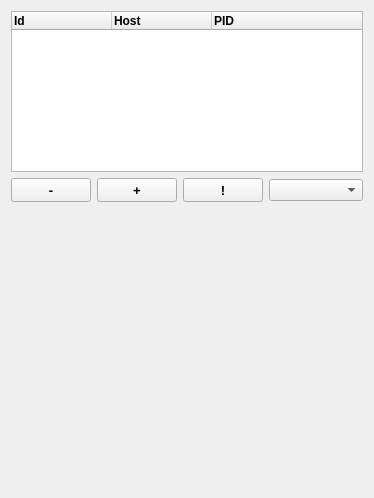
Above: development/pqSQProcessMonitorForm.ui from burlen/SciberQuestToolKit before the change. Below: the same form after it.
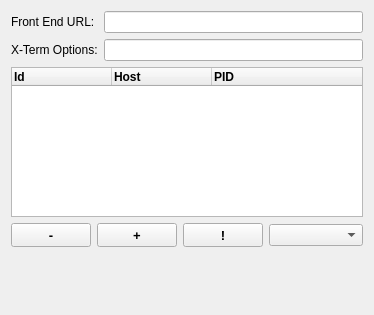
That is the form after the change.

Diff of the .ui file:
```diff
--- a/development/pqSQProcessMonitorForm.ui
+++ b/development/pqSQProcessMonitorForm.ui
@@ -7,7 +7,7 @@
     <x>0</x>
     <y>0</y>
     <width>374</width>
-    <height>498</height>
+    <height>315</height>
    </rect>
   </property>
   <property name="windowTitle">
@@ -17,6 +17,34 @@
    <string/>
   </property>
   <layout class="QVBoxLayout" name="verticalLayout">
+   <item>
+    <layout class="QGridLayout" name="gridLayout">
+     <item row="0" column="0">
+      <widget class="QLabel" name="label">
+       <property name="text">
+        <string>Front End URL:</string>
+       </property>
+      </widget>
+     </item>
+     <item row="0" column="1">
+      <widget class="QLineEdit" name="feURL"/>
+     </item>
+     <item row="1" column="0">
+      <widget class="QLabel" name="label_2">
+       <property name="text">
+        <string>X-Term Options:</string>
+       </property>
+      </widget>
+     </item>
+     <item row="1" column="1">
+      <widget class="QLineEdit" name="xtOpts">
+       <property name="text">
+        <string/>
+       </property>
+      </widget>
+     </item>
+    </layout>
+   </item>
    <item>
     <widget class="QTreeWidget" name="configView">
      <property name="sizePolicy">
```
